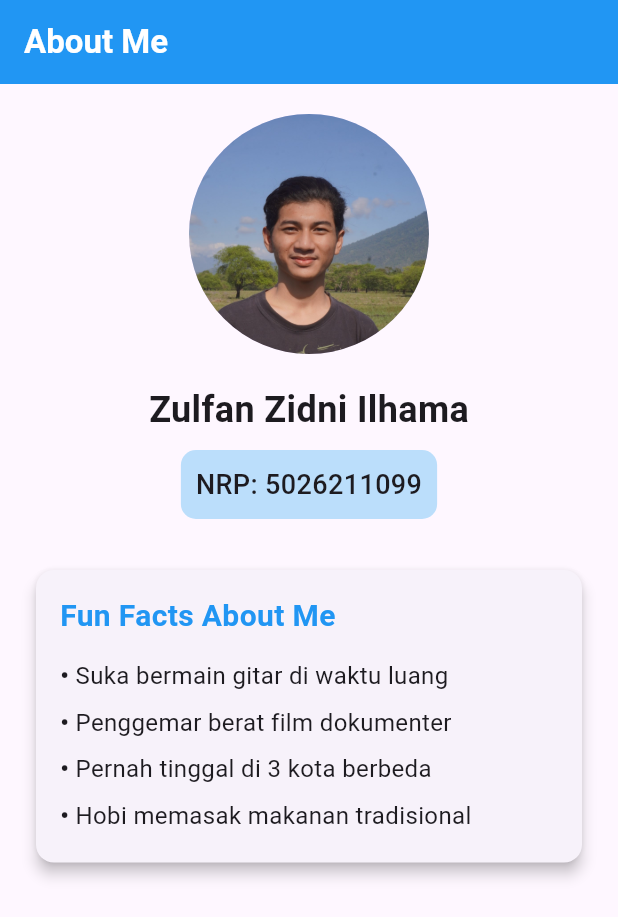
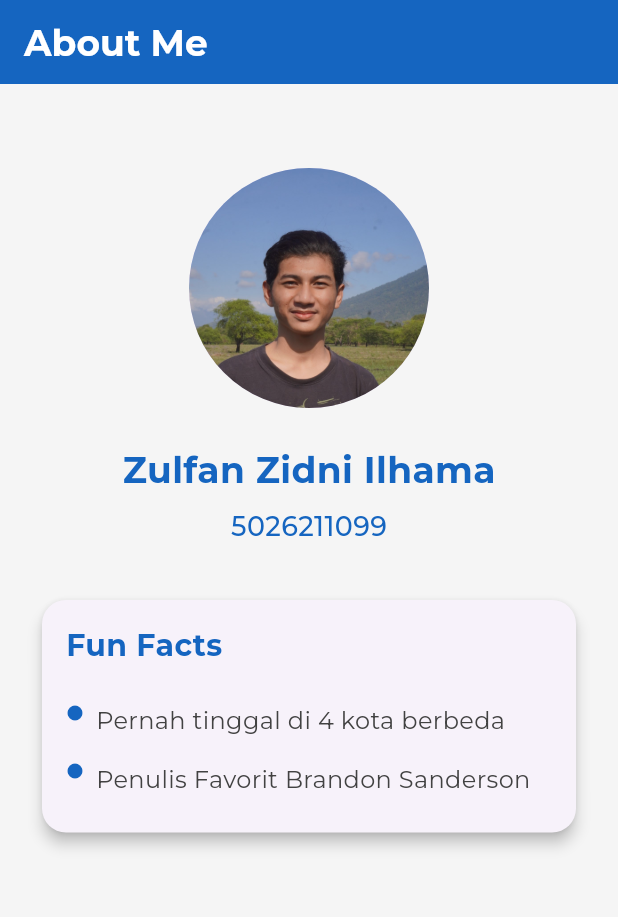
Before and after one commit to zulfanzidni/Flutter, a Flutter app: the screen it shows after launch, on a phone screen of 412 x 824 dp. Shown: the top 917 px of the screen. Run offline on Flutter 3.47's test engine with Material 3 defaults, Android fonts, the phone set to English and light mode, and no system bars; our stand-ins replace google_fonts.

Commit message:
Memperbarui UI

```diff
--- a/lib/main.dart
+++ b/lib/main.dart
@@ -1,5 +1,6 @@
 // main.dart
 import 'package:flutter/material.dart';
+import 'package:google_fonts/google_fonts.dart';
 
 void main() {
   runApp(MyApp());
@@ -18,120 +19,124 @@ class AboutPage extends StatelessWidget {
   @override
   Widget build(BuildContext context) {
     return Scaffold(
+      backgroundColor: Colors.grey.shade100,
       appBar: AppBar(
-        title: const Text(
+        title: Text(
           'About Me',
-          style: TextStyle(
+          style: GoogleFonts.montserrat(
+            fontSize: 24,
+            fontWeight: FontWeight.bold,
             color: Colors.white,
-            fontWeight: FontWeight.bold,
           ),
         ),
-        backgroundColor: Colors.blue,
+        backgroundColor: Colors.blue.shade800,
+        elevation: 0,
       ),
       body: SingleChildScrollView(
-        child: Center(
-          child: Padding(
-            padding: const EdgeInsets.all(20.0),
-            child: Column(
-              children: [
-                // Profile Picture
-                const CircleAvatar(
-                  radius: 80,
-                  backgroundImage: AssetImage(
-                    'assets/DSC03676.JPG', // Ganti dengan URL foto Anda
-                  ),
-                ),
-                const SizedBox(height: 20),
-
-                // Nama Lengkap
-                const Text(
-                  'Zulfan Zidni Ilhama',
-                  style: TextStyle(
-                    fontSize: 24,
-                    fontWeight: FontWeight.bold,
-                  ),
-                ),
-                const SizedBox(height: 10),
-
-                // Student Number
-                Container(
-                  padding: const EdgeInsets.all(10),
-                  decoration: BoxDecoration(
-                    color: Colors.blue.shade100,
-                    borderRadius: BorderRadius.circular(10),
-                  ),
-                  child: const Text(
-                    'NRP: 5026211099',
-                    style: TextStyle(
-                      fontSize: 18,
-                      fontWeight: FontWeight.w500,
-                    ),
-                  ),
-                ),
-                const SizedBox(height: 30),
-
-                // Fun Facts
-                const Card(
-                  elevation: 4,
-                  child: Padding(
-                    padding: EdgeInsets.all(16.0),
-                    child: Column(
-                      crossAxisAlignment: CrossAxisAlignment.start,
-                      children: [
-                        Text(
-                          'Fun Facts About Me',
-                          style: TextStyle(
-                            fontSize: 20,
-                            fontWeight: FontWeight.bold,
-                            color: Colors.blue,
-                          ),
-                        ),
-                        SizedBox(height: 10),
-                        BulletPoint(text: 'Suka bermain gitar di waktu luang'),
-                        BulletPoint(text: 'Penggemar berat film dokumenter'),
-                        BulletPoint(text: 'Pernah tinggal di 3 kota berbeda'),
-                        BulletPoint(text: 'Hobi memasak makanan tradisional'),
-                      ],
-                    ),
-                  ),
-                ),
-              ],
-            ),
+        child: Padding(
+          padding: const EdgeInsets.all(24.0),
+          child: Column(
+            crossAxisAlignment: CrossAxisAlignment.center,
+            children: [
+              const SizedBox(height: 32),
+              _buildProfilePicture(),
+              const SizedBox(height: 24),
+              _buildNameAndStudentNumber(),
+              const SizedBox(height: 32),
+              _buildFunFacts(),
+            ],
           ),
         ),
       ),
     );
   }
-}
 
-// Widget bantuan untuk membuat bullet points
-class BulletPoint extends StatelessWidget {
-  final String text;
+  Widget _buildProfilePicture() {
+    return const CircleAvatar(
+      radius: 80,
+      backgroundImage: AssetImage(
+        'assets/DSC03676.JPG',
+      ),
+    );
+  }
 
-  const BulletPoint({
-    Key? key,
-    required this.text,
-  }) : super(key: key);
+  Widget _buildNameAndStudentNumber() {
+    return Column(
+      crossAxisAlignment: CrossAxisAlignment.center,
+      children: [
+        Text(
+          'Zulfan Zidni Ilhama',
+          style: GoogleFonts.montserrat(
+            fontSize: 24,
+            fontWeight: FontWeight.bold,
+            color: Colors.blue.shade800,
+          ),
+        ),
+        const SizedBox(height: 8),
+        // Container(
+        //   padding: const EdgeInsets.symmetric(horizontal: 16, vertical: 8),
+        //   decoration: BoxDecoration(
+        //     color: Colors.blue.shade100,
+        //     borderRadius: BorderRadius.circular(16),
+        //   ),
+        Text(
+            '5026211099',
+            style: GoogleFonts.montserrat(
+              fontSize: 18,
+              fontWeight: FontWeight.w500,
+              color: Colors.blue.shade800,
+            ),
+          ),
+      ],
+    );
+  }
 
-  @override
-  Widget build(BuildContext context) {
+  Widget _buildFunFacts() {
+    return Card(
+      elevation: 4,
+      shape: RoundedRectangleBorder(
+        borderRadius: BorderRadius.circular(16),
+      ),
+      child: Padding(
+        padding: const EdgeInsets.all(16.0),
+        child: Column(
+          crossAxisAlignment: CrossAxisAlignment.start,
+          children: [
+            Text(
+              'Fun Facts',
+              style: GoogleFonts.montserrat(
+                fontSize: 20,
+                fontWeight: FontWeight.bold,
+                color: Colors.blue.shade800,
+              ),
+            ),
+            const SizedBox(height: 16),
+            _buildBulletPoint('Pernah tinggal di 4 kota berbeda'),
+            _buildBulletPoint('Penulis Favorit Brandon Sanderson'),
+          ],
+        ),
+      ),
+    );
+  }
+
+  Widget _buildBulletPoint(String text) {
     return Padding(
-      padding: const EdgeInsets.symmetric(vertical: 4.0),
+      padding: const EdgeInsets.symmetric(vertical: 8.0),
       child: Row(
         crossAxisAlignment: CrossAxisAlignment.start,
         children: [
-          const Text(
-            '• ',
-            style: TextStyle(
-              fontSize: 16,
-              fontWeight: FontWeight.bold,
-            ),
+          Icon(
+            Icons.circle,
+            size: 12,
+            color: Colors.blue.shade800,
           ),
+          const SizedBox(width: 8),
           Expanded(
             child: Text(
               text,
-              style: const TextStyle(
+              style: GoogleFonts.montserrat(
                 fontSize: 16,
+                color: Colors.grey.shade800,
               ),
             ),
           ),
--- a/pubspec.yaml
+++ b/pubspec.yaml
@@ -35,6 +35,7 @@ dependencies:
   # The following adds the Cupertino Icons font to your application.
   # Use with the CupertinoIcons class for iOS style icons.
   cupertino_icons: ^1.0.8
+  google_fonts: ^6.2.1
 
 dev_dependencies:
   flutter_test:
```
Also changed, not shown: pubspec.lock, 1 other file.
